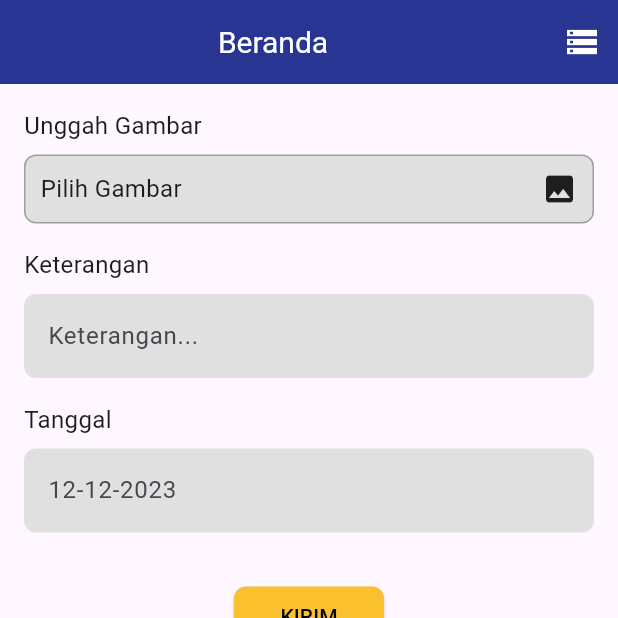
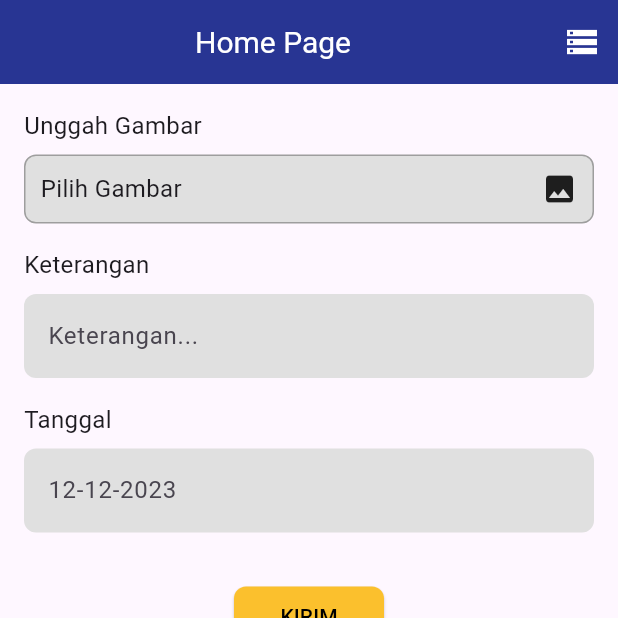
Before and after one commit to Jofadlan/second, a Flutter app: the screen it shows after launch, on a phone screen of 412 x 824 dp, the top half of it. Run offline on Flutter 3.47's test engine with Material 3 defaults, Android fonts, the phone set to English and light mode, and no system bars; our stand-ins replace cloud_firestore, firebase_core, image_picker; accounts and stored records are empty.

Commit message:
ganti beranda jadi home page

```diff
--- a/lib/main_page.dart
+++ b/lib/main_page.dart
@@ -96,7 +96,7 @@ class _HomePageState extends State<HomePage> {
         backgroundColor: Colors.indigo[800],
         title: const Center(
           child: Text(
-            'Beranda',
+            'Home Page',
             style: TextStyle(fontSize: 20, color: Colors.white),
           ),
         ),
```
